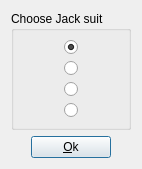
The window that src/jackchoosedialog.ui (velnias75/NetMauMau-Qt-Client) describes before a commit, drawn with Qt 5.
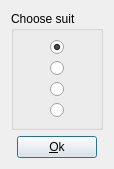
The same window after the commit. Custom widgets are drawn as their Qt base class.

What changed in the file:
```diff
--- a/src/jackchoosedialog.ui
+++ b/src/jackchoosedialog.ui
@@ -35,7 +35,7 @@
       </sizepolicy>
      </property>
      <property name="title">
-      <string>Choose Jack suit</string>
+      <string>Choose suit</string>
      </property>
      <layout class="QVBoxLayout" name="verticalLayout">
       <item>
```
